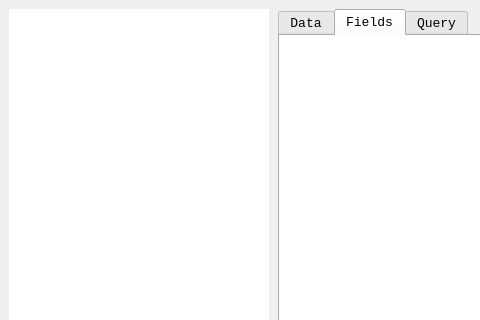
Old version of the form assets/UI/Layout/MainWindow.ui in the repository fer-moreira/MYQT; both pictures show x 0 to 480 and y 0 to 320 of the 1054 by 786 pixel window.
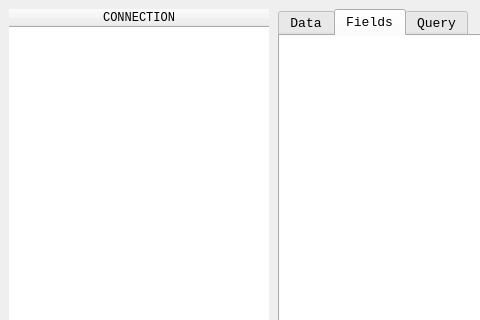
New version of the form.

```diff
--- a/assets/UI/Layout/MainWindow.ui
+++ b/assets/UI/Layout/MainWindow.ui
@@ -544,6 +544,9 @@
     <property name="autoFillBackground">
      <bool>false</bool>
     </property>
+    <property name="styleSheet">
+     <string notr="true"/>
+    </property>
     <property name="frameShape">
      <enum>QFrame::NoFrame</enum>
     </property>
@@ -562,11 +565,14 @@
     <property name="sizeAdjustPolicy">
      <enum>QAbstractScrollArea::AdjustToContents</enum>
     </property>
+    <property name="headerHidden">
+     <bool>false</bool>
+    </property>
     <property name="columnCount">
      <number>1</number>
     </property>
     <attribute name="headerVisible">
-     <bool>false</bool>
+     <bool>true</bool>
     </attribute>
     <attribute name="headerCascadingSectionResizes">
      <bool>true</bool>
@@ -578,6 +584,9 @@
      <property name="text">
       <string>CONNECTION</string>
      </property>
+     <property name="textAlignment">
+      <set>AlignCenter</set>
+     </property>
     </column>
    </widget>
    <widget class="QPlainTextEdit" name="console_out">
```
